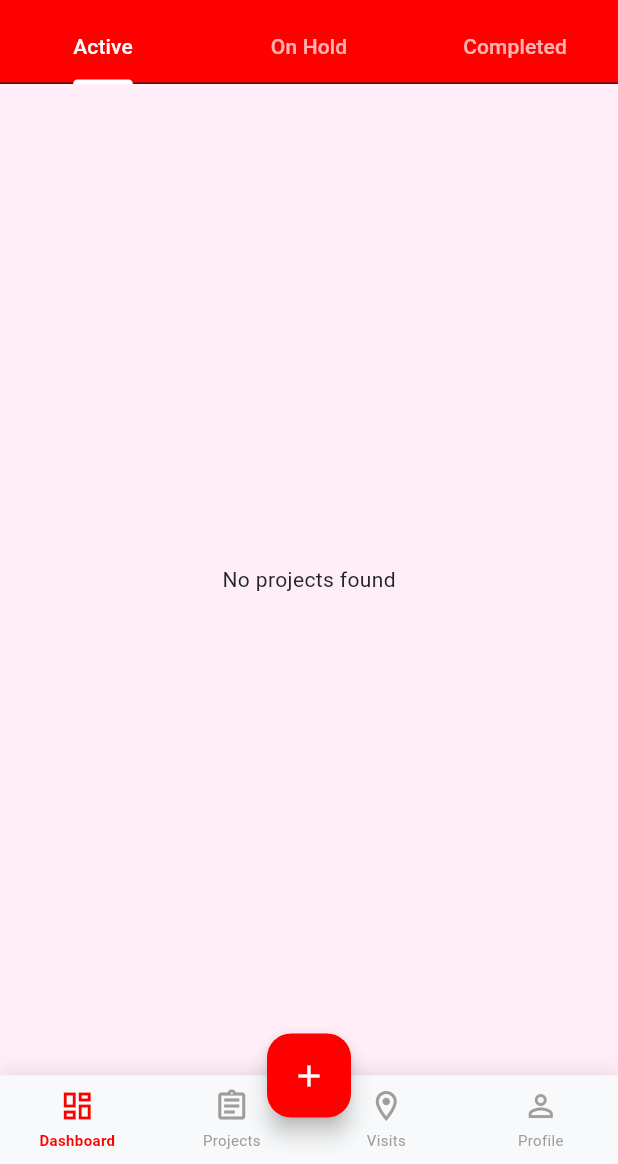
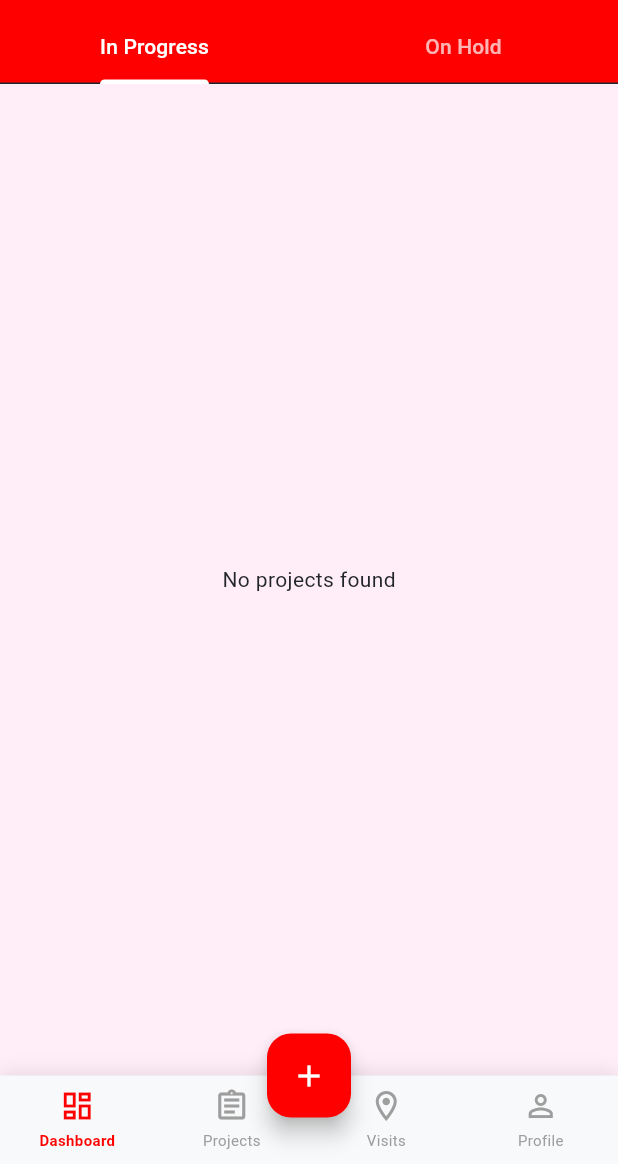
Before and after one commit to vara-prasad-f9/app-bharat-demo, a Flutter app: the HomeScreen screen opened by its route, on a phone screen of 412 x 824 dp, the part 72-1236 px from its top. Run offline on Flutter 3.47's test engine with Material 3 defaults, Android fonts, the phone set to English and light mode, and no system bars; our stand-ins replace flutter_riverpod, geocoding, geolocator, go_router, image_picker, shared_preferences; accounts and stored records are empty; network calls fail.

Commit message:
added new pres

```diff
--- a/lib/screens/home_screen.dart
+++ b/lib/screens/home_screen.dart
@@ -27,7 +27,7 @@ class _HomeScreenState extends ConsumerState<HomeScreen> with SingleTickerProvid
   @override
   void initState() {
     super.initState();
-    _tabController = TabController(length: 3, vsync: this);
+    _tabController = TabController(length: 2, vsync: this);
   }
 
   @override
@@ -121,9 +121,8 @@ class _HomeScreenState extends ConsumerState<HomeScreen> with SingleTickerProvid
               unselectedLabelColor: Colors.white70,
               indicatorColor: Colors.white,
               tabs: const [
-                Tab(text: 'Active'),
+                Tab(text: 'In Progress'),
                 Tab(text: 'On Hold'),
-                Tab(text: 'Completed'),
               ],
             ),
           ),
@@ -131,17 +130,13 @@ class _HomeScreenState extends ConsumerState<HomeScreen> with SingleTickerProvid
             child: TabBarView(
               controller: _tabController,
               children: [
-                // Active Projects Tab
+                // In Progress Projects Tab
                 _buildProjectList(
-                  projects.where((p) => p.projectStatus == 'Active').toList(),
+                  projects.where((p) => p.projectStatus == 'In Progress').toList(),
                 ),
                 // On Hold Projects Tab
                 _buildProjectList(
                   projects.where((p) => p.projectStatus == 'On Hold').toList(),
-                ),
-                // Completed Projects Tab
-                _buildProjectList(
-                  projects.where((p) => p.projectStatus == 'Completed').toList(),
                 ),
               ],
             ),
--- a/lib/screens/project/steps/add_project_screen.dart
+++ b/lib/screens/project/steps/add_project_screen.dart
@@ -137,7 +137,7 @@ class _AddProjectScreenState extends ConsumerState<AddProjectScreen> {
         ..constructionStartDate = _projectData.constructionStartDate ?? now
         ..expectedCompletionDate = _projectData.expectedCompletionDate ?? now.add(const Duration(days: 365))
         ..currentStage = _projectData.currentStage ?? 'Planning'
-        ..projectStatus = _projectData.projectStatus ?? 'Not Started'
+        ..projectStatus = _projectData.projectStatus ?? 'In Progress'
         ..country = _projectData.country
         ..state = _projectData.state
         ..city = _projectData.city
```
